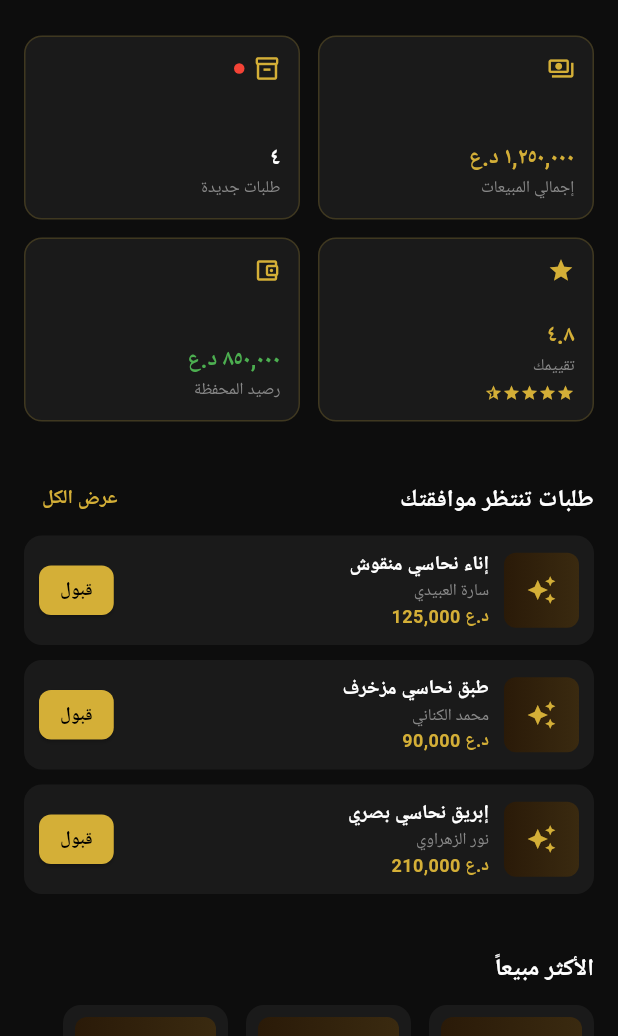
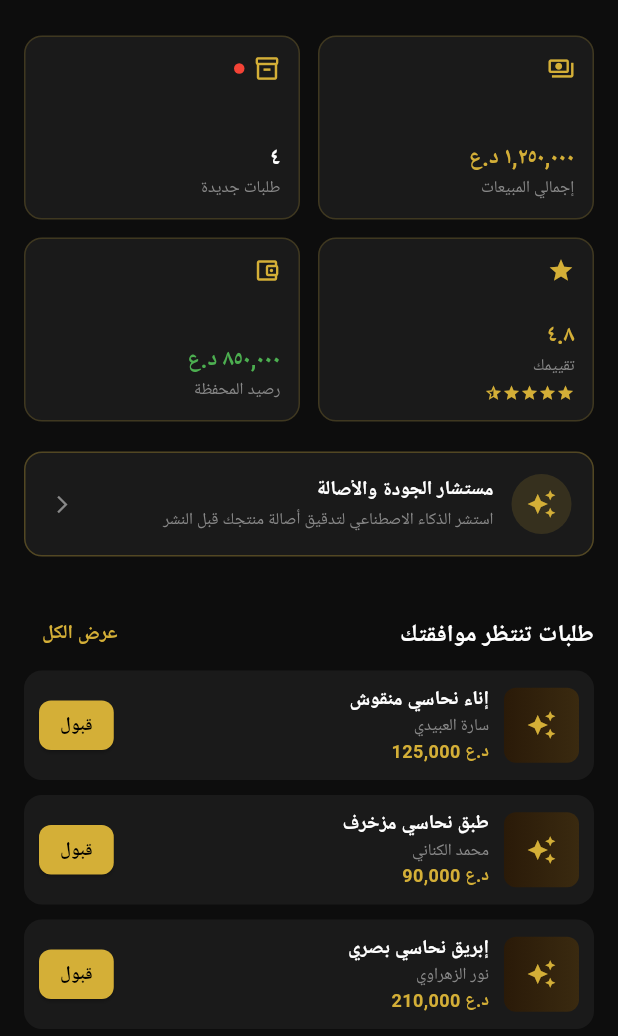
Before and after one commit to btar457/AL_HIRFA, a Flutter app: the ArtisanDashboardScreen screen opened directly, on a phone screen of 412 x 824 dp, the part 200-1236 px from its top. Run offline on Flutter 3.47's test engine with Material 3 defaults, Android fonts, the phone set to English and light mode, and no system bars; our stand-ins replace cached_network_image, cloud_firestore, connectivity_plus, firebase_auth, firebase_core, firebase_messaging and 5 more; accounts and stored records are empty; Roboto replaces fonts that are missing (Cairo).

Commit message:
إتاحة مستشار الجودة بالذكاء الاصطناعي من لوحة تحكم الحرفي (المشكلة 7/12)
artisan_chat_screen.dart (تدقيق أصالة المنتج عبر Gemini) كان يعمل فعلياً
لكن معزولاً تماماً عن أي مسار تنقل في التطبيق. أضفت بطاقة "مستشار الجودة
والأصالة" في أعلى لوحة تحكم الحرفي تفتحه مباشرة.

flutter analyze: No issues found!
flutter test: All tests passed!

Co-Authored-By: Claude Sonnet 5 <noreply@anthropic.com>
Claude-Session: https://claude.ai/code/session_01FCDWfnfAF6vDU23EdbefGp

```diff
--- a/lib/screens/artisan/artisan_dashboard_screen.dart
+++ b/lib/screens/artisan/artisan_dashboard_screen.dart
@@ -3,6 +3,7 @@ import 'package:provider/provider.dart';
 import '../../core/constants/colors.dart';
 import '../../providers/notification_provider.dart';
 import '../shared/notifications_screen.dart';
+import 'artisan_chat_screen.dart';
 import 'artisan_orders_screen.dart';
 import 'artisan_wallet_screen.dart';
 
@@ -49,6 +50,8 @@ class ArtisanDashboardScreen extends StatelessWidget {
               _buildGreeting(),
               const SizedBox(height: 24),
               _buildStatsGrid(context),
+              const SizedBox(height: 20),
+              _buildQualityAdvisorCard(context),
               const SizedBox(height: 28),
               _buildNewOrdersSection(context),
               const SizedBox(height: 28),
@@ -129,6 +132,37 @@ class ArtisanDashboardScreen extends StatelessWidget {
         ),
         _buildStatCard(icon: Icons.account_balance_wallet_outlined, label: 'رصيد المحفظة', value: '٨٥٠,٠٠٠ د.ع', valueColor: Colors.green, onTap: () => Navigator.push(context, MaterialPageRoute(builder: (_) => const ArtisanWalletScreen()))),
       ],
+    );
+  }
+
+  Widget _buildQualityAdvisorCard(BuildContext context) {
+    return GestureDetector(
+      onTap: () => Navigator.push(context, MaterialPageRoute(builder: (_) => const ArtisanChatScreen())),
+      child: Container(
+        padding: const EdgeInsets.all(14),
+        decoration: BoxDecoration(color: AppColors.card, borderRadius: BorderRadius.circular(12), border: Border.all(color: AppColors.gold.withOpacity(0.3))),
+        child: Row(
+          children: [
+            Container(
+              padding: const EdgeInsets.all(10),
+              decoration: BoxDecoration(color: AppColors.gold.withOpacity(0.15), shape: BoxShape.circle),
+              child: const Icon(Icons.auto_awesome, color: AppColors.gold, size: 20),
+            ),
+            const SizedBox(width: 12),
+            Expanded(
+              child: Column(
+                crossAxisAlignment: CrossAxisAlignment.start,
+                children: [
+                  Text('مستشار الجودة والأصالة', style: TextStyle(color: AppColors.text, fontWeight: FontWeight.bold, fontSize: 13)),
+                  const SizedBox(height: 2),
+                  Text('استشر الذكاء الاصطناعي لتدقيق أصالة منتجك قبل النشر', style: TextStyle(color: AppColors.subText, fontSize: 11)),
+                ],
+              ),
+            ),
+            const Icon(Icons.arrow_back_ios, color: AppColors.subText, size: 14),
+          ],
+        ),
+      ),
     );
   }
 
```
